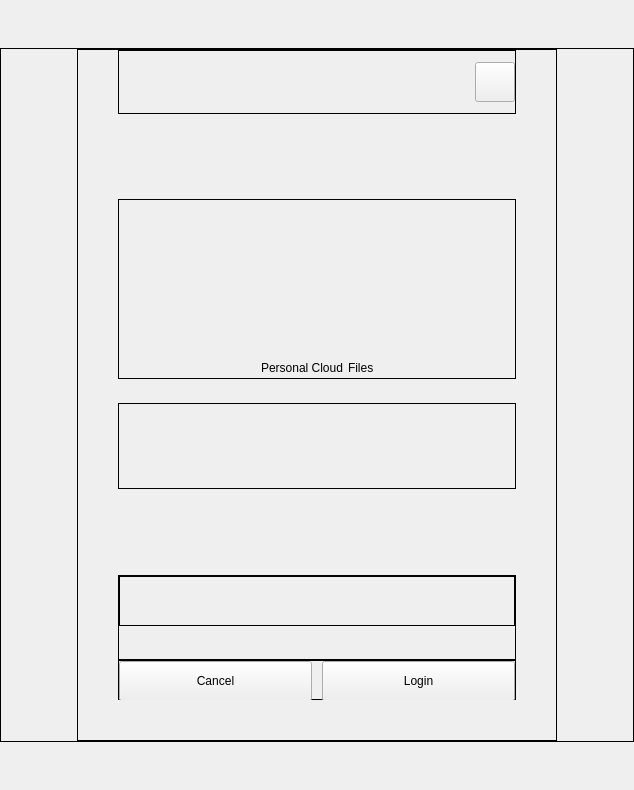
CSG-Development/owncloud-client, file src/gui/newwizard/pages/emailpage.ui: the form before one commit.
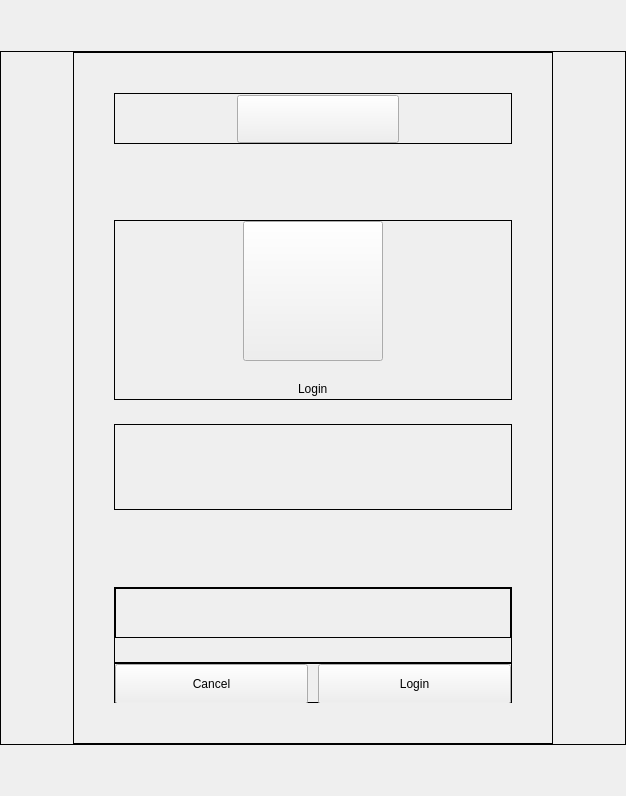
The form after the commit. Custom widgets are drawn as their Qt base class.

Patch:
```diff
--- a/src/gui/newwizard/pages/emailpage.ui
+++ b/src/gui/newwizard/pages/emailpage.ui
@@ -6,8 +6,8 @@
    <rect>
     <x>0</x>
     <y>0</y>
-    <width>634</width>
-    <height>790</height>
+    <width>626</width>
+    <height>796</height>
    </rect>
   </property>
   <property name="windowTitle">
@@ -134,7 +134,7 @@
              <number>40</number>
             </property>
             <property name="topMargin">
-             <number>0</number>
+             <number>40</number>
             </property>
             <property name="rightMargin">
              <number>40</number>
@@ -147,13 +147,13 @@
               <property name="minimumSize">
                <size>
                 <width>0</width>
-                <height>64</height>
+                <height>51</height>
                </size>
               </property>
               <property name="maximumSize">
                <size>
                 <width>16777215</width>
-                <height>64</height>
+                <height>51</height>
                </size>
               </property>
               <property name="frameShape">
@@ -166,9 +166,15 @@
                <string>helper_frame</string>
               </property>
               <layout class="QHBoxLayout" name="horizontalLayout_9">
+               <property name="topMargin">
+                <number>1</number>
+               </property>
                <property name="rightMargin">
                 <number>0</number>
                </property>
+               <property name="bottomMargin">
+                <number>1</number>
+               </property>
                <item>
                 <spacer name="horizontalSpacer_9">
                  <property name="orientation">
@@ -176,8 +182,8 @@
                  </property>
                  <property name="sizeHint" stdset="0">
                   <size>
-                   <width>401</width>
-                   <height>20</height>
+                   <width>1</width>
+                   <height>1</height>
                   </size>
                  </property>
                 </spacer>
@@ -186,14 +192,14 @@
                 <widget class="QToolButton" name="btnSettings">
                  <property name="minimumSize">
                   <size>
-                   <width>40</width>
-                   <height>40</height>
+                   <width>162</width>
+                   <height>48</height>
                   </size>
                  </property>
                  <property name="maximumSize">
                   <size>
-                   <width>40</width>
-                   <height>40</height>
+                   <width>162</width>
+                   <height>48</height>
                   </size>
                  </property>
                  <property name="cursor">
@@ -204,12 +210,25 @@
                  </property>
                  <property name="iconSize">
                   <size>
-                   <width>20</width>
-                   <height>20</height>
+                   <width>162</width>
+                   <height>48</height>
                   </size>
                  </property>
                 </widget>
                </item>
+               <item>
+                <spacer name="horizontalSpacer_4">
+                 <property name="orientation">
+                  <enum>Qt::Orientation::Horizontal</enum>
+                 </property>
+                 <property name="sizeHint" stdset="0">
+                  <size>
+                   <width>1</width>
+                   <height>1</height>
+                  </size>
+                 </property>
+                </spacer>
+               </item>
               </layout>
              </widget>
             </item>
@@ -223,8 +242,8 @@
               </property>
               <property name="sizeHint" stdset="0">
                <size>
-                <width>20</width>
-                <height>24</height>
+                <width>1</width>
+                <height>20</height>
                </size>
               </property>
              </spacer>
@@ -296,20 +315,14 @@
                     </property>
                     <property name="sizeHint" stdset="0">
                      <size>
-                      <width>164</width>
-                      <height>20</height>
+                      <width>1</width>
+                      <height>1</height>
                      </size>
                     </property>
                    </spacer>
                   </item>
                   <item>
-                   <widget class="QLabel" name="lblImage">
-                    <property name="sizePolicy">
-                     <sizepolicy hsizetype="Fixed" vsizetype="Fixed">
-                      <horstretch>0</horstretch>
-                      <verstretch>0</verstretch>
-                     </sizepolicy>
-                    </property>
+                   <widget class="QToolButton" name="btnImage">
                     <property name="minimumSize">
                      <size>
                       <width>140</width>
@@ -325,8 +338,11 @@
                     <property name="text">
                      <string/>
                     </property>
-                    <property name="alignment">
-                     <set>Qt::AlignmentFlag::AlignCenter</set>
+                    <property name="iconSize">
+                     <size>
+                      <width>140</width>
+                      <height>140</height>
+                     </size>
                     </property>
                    </widget>
                   </item>
@@ -337,8 +353,8 @@
                     </property>
                     <property name="sizeHint" stdset="0">
                      <size>
-                      <width>164</width>
-                      <height>20</height>
+                      <width>1</width>
+                      <height>1</height>
                      </size>
                     </property>
                    </spacer>
@@ -396,30 +412,7 @@
                   <item>
                    <widget class="QLabel" name="lblAppName">
                     <property name="text">
-                     <string>Personal Cloud</string>
-                    </property>
-                   </widget>
-                  </item>
-                  <item>
-                   <spacer name="horizontalSpacer_4">
-                    <property name="orientation">
-                     <enum>Qt::Orientation::Horizontal</enum>
-                    </property>
-                    <property name="sizeType">
-                     <enum>QSizePolicy::Policy::Fixed</enum>
-                    </property>
-                    <property name="sizeHint" stdset="0">
-                     <size>
-                      <width>5</width>
-                      <height>20</height>
-                     </size>
-                    </property>
-                   </spacer>
-                  </item>
-                  <item>
-                   <widget class="QLabel" name="lblFiles">
-                    <property name="text">
-                     <string>Files</string>
+                     <string>Login</string>
                     </property>
                    </widget>
                   </item>
```
Left out of the diff: 5 changed lines with no effect on the pictures.
